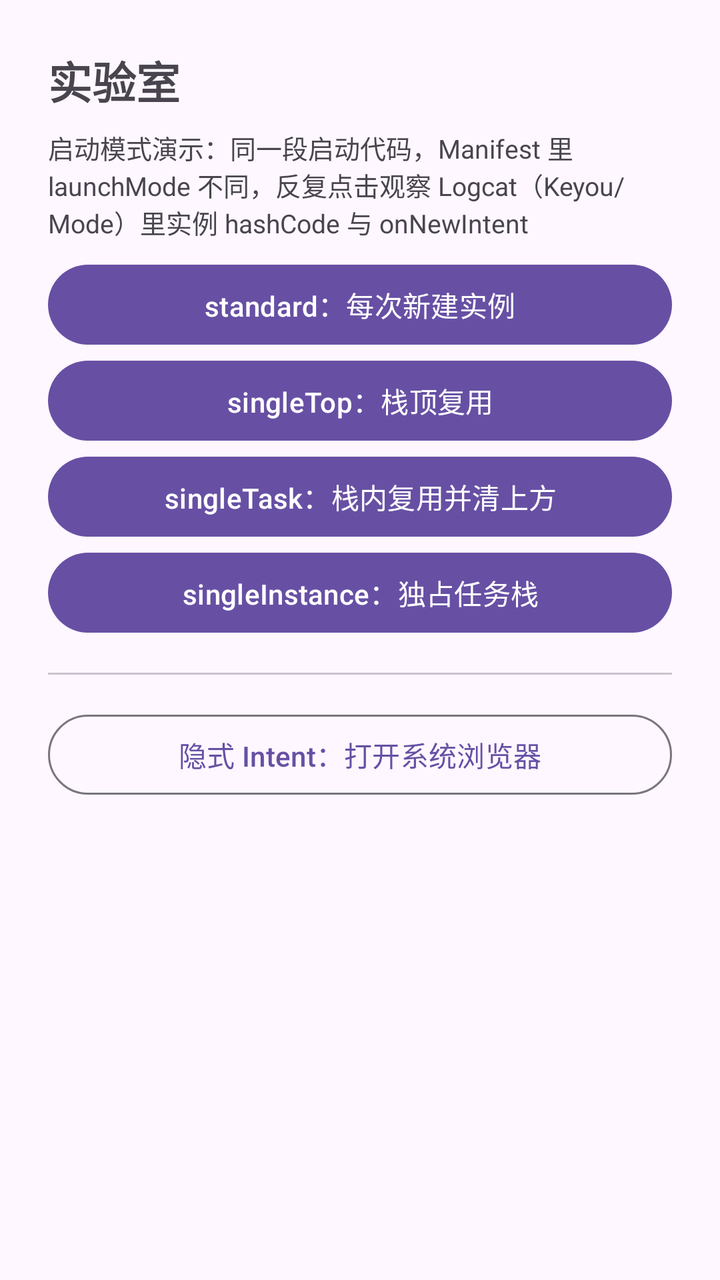
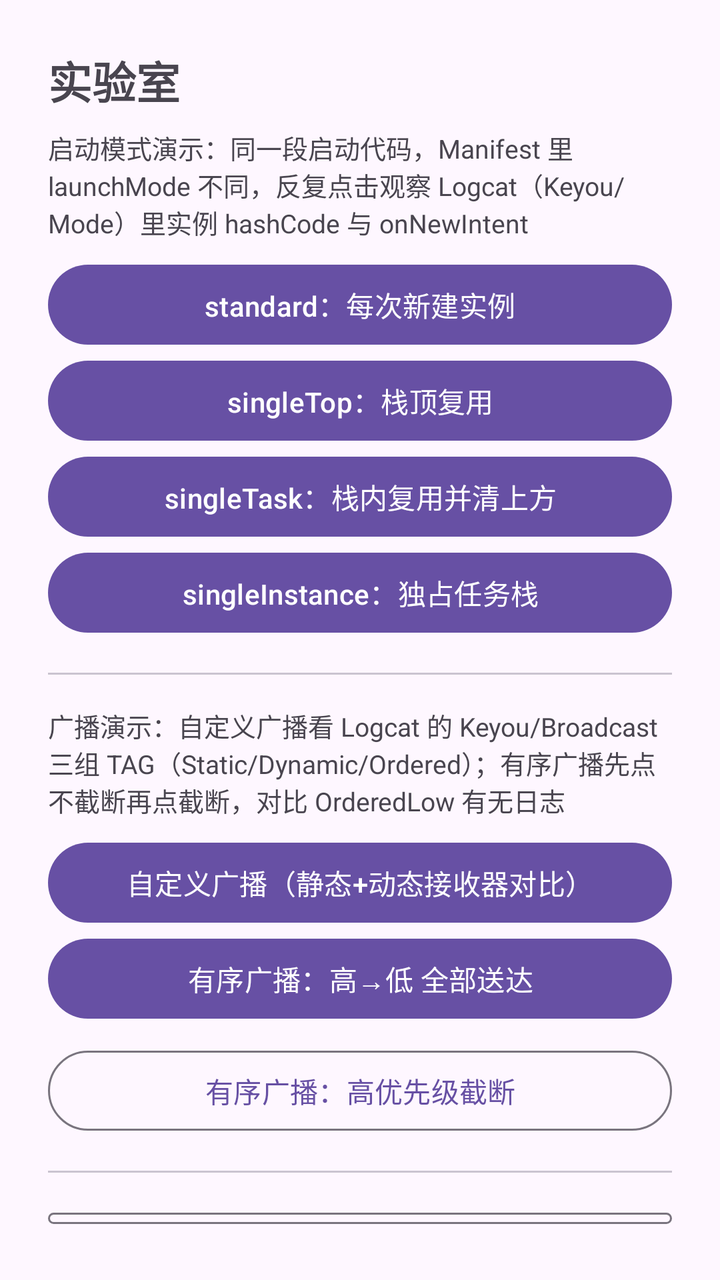

Before-and-after screenshots of an Android layout around one commit, followed by the original layout XML and the change that was made.
<!-- AndroidManifest.xml: application theme Theme.Keyou -->
<!-- res/layout/activity_lab.xml -->
<?xml version="1.0" encoding="utf-8"?>
<LinearLayout xmlns:android="http://schemas.android.com/apk/res/android"
    android:layout_width="match_parent"
    android:layout_height="match_parent"
    android:orientation="vertical"
    android:padding="24dp">

    <TextView
        android:layout_width="wrap_content"
        android:layout_height="wrap_content"
        android:text="@string/lab_title"
        android:textSize="22sp"
        android:textStyle="bold"
        android:layout_marginBottom="8dp" />

    <TextView
        android:layout_width="wrap_content"
        android:layout_height="wrap_content"
        android:text="@string/lab_launch_mode_hint"
        android:textSize="13sp"
        android:layout_marginBottom="8dp" />

    <Button
        android:id="@+id/btn_mode_standard"
        android:layout_width="match_parent"
        android:layout_height="wrap_content"
        android:text="@string/mode_standard" />

    <Button
        android:id="@+id/btn_mode_single_top"
        android:layout_width="match_parent"
        android:layout_height="wrap_content"
        android:text="@string/mode_single_top" />

    <Button
        android:id="@+id/btn_mode_single_task"
        android:layout_width="match_parent"
        android:layout_height="wrap_content"
        android:text="@string/mode_single_task" />

    <Button
        android:id="@+id/btn_mode_single_instance"
        android:layout_width="match_parent"
        android:layout_height="wrap_content"
        android:text="@string/mode_single_instance" />

    <View
        android:layout_width="match_parent"
        android:layout_height="1dp"
        android:layout_marginVertical="16dp"
        android:background="?attr/colorOutlineVariant" />

    <Button
        android:id="@+id/btn_implicit_intent"
        style="@style/Widget.Material3.Button.OutlinedButton"
        android:layout_width="match_parent"
        android:layout_height="wrap_content"
        android:text="@string/lab_implicit_intent" />

</LinearLayout>
<!-- resources referenced by this layout -->
<resources>
  <string name="lab_implicit_intent">隐式 Intent：打开系统浏览器</string>
  <string name="lab_launch_mode_hint">启动模式演示：同一段启动代码，Manifest 里 launchMode 不同，反复点击观察 Logcat（Keyou/Mode）里实例 hashCode 与 onNewIntent</string>
  <string name="lab_title">实验室</string>
  <string name="mode_single_instance">singleInstance：独占任务栈</string>
  <string name="mode_single_task">singleTask：栈内复用并清上方</string>
  <string name="mode_single_top">singleTop：栈顶复用</string>
  <string name="mode_standard">standard：每次新建实例</string>
  <style name="Theme.Keyou" parent="Theme.Material3.DayNight.NoActionBar" />
</resources>

<!-- the commit's change to res/layout/activity_lab.xml (unified diff, before → after) -->
@@ -50,6 +50,39 @@
         android:layout_marginVertical="16dp"
         android:background="?attr/colorOutlineVariant" />
 
+    <TextView
+        android:layout_width="wrap_content"
+        android:layout_height="wrap_content"
+        android:text="@string/lab_broadcast_hint"
+        android:textSize="13sp"
+        android:layout_marginBottom="8dp" />
+
+    <Button
+        android:id="@+id/btn_send_custom"
+        android:layout_width="match_parent"
+        android:layout_height="wrap_content"
+        android:text="@string/broadcast_custom" />
+
+    <Button
+        android:id="@+id/btn_send_ordered"
+        android:layout_width="match_parent"
+        android:layout_height="wrap_content"
+        android:text="@string/broadcast_ordered" />
+
+    <Button
+        android:id="@+id/btn_send_abort"
+        style="@style/Widget.Material3.Button.OutlinedButton"
+        android:layout_width="match_parent"
+        android:layout_height="wrap_content"
+        android:text="@string/broadcast_abort"
+        android:layout_marginTop="8dp" />
+
+    <View
+        android:layout_width="match_parent"
+        android:layout_height="1dp"
+        android:layout_marginVertical="16dp"
+        android:background="?attr/colorOutlineVariant" />
+
     <Button
         android:id="@+id/btn_implicit_intent"
         style="@style/Widget.Material3.Button.OutlinedButton"
<!-- resource entries referenced after the edit -->
@@ -1,5 +1,9 @@
 <!-- resources referenced by this layout -->
 <resources>
+  <string name="broadcast_abort">有序广播：高优先级截断</string>
+  <string name="broadcast_custom">自定义广播（静态+动态接收器对比）</string>
+  <string name="broadcast_ordered">有序广播：高→低 全部送达</string>
+  <string name="lab_broadcast_hint">广播演示：自定义广播看 Logcat 的 Keyou/Broadcast 三组 TAG（Static/Dynamic/Ordered）；有序广播先点不截断再点截断，对比 OrderedLow 有无日志</string>
   <string name="lab_implicit_intent">隐式 Intent：打开系统浏览器</string>
   <string name="lab_launch_mode_hint">启动模式演示：同一段启动代码，Manifest 里 launchMode 不同，反复点击观察 Logcat（Keyou/Mode）里实例 hashCode 与 onNewIntent</string>
   <string name="lab_title">实验室</string>
